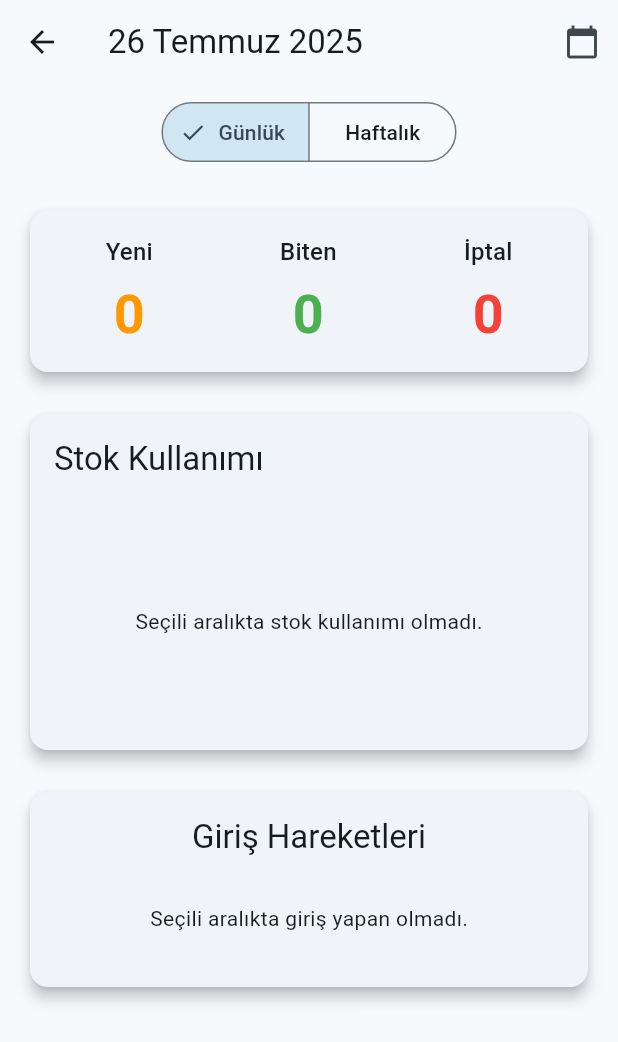
After one commit to Danilis567/zenk-portal, a Flutter app: the AdminAnalyticsScreen screen opened directly, after a tap on "Günlük", on a phone screen of 412 x 824 dp. The commit adds this screen. Shown: the top 1042 px of the screen. Run offline on Flutter 3.47's test engine with Material 3 defaults, Android fonts, the phone set to English and light mode, and no system bars; our stand-ins replace cloud_firestore, firebase_auth, firebase_core, firebase_storage, fl_chart, image_picker and 1 more; accounts and stored records are empty; network calls fail.

```diff
--- /dev/null
+++ b/lib/screens/admin_analytics_screen.dart
@@ -0,0 +1,366 @@
+// lib/screens/admin_analytics_screen.dart
+
+import 'package:cloud_firestore/cloud_firestore.dart';
+import 'package:fl_chart/fl_chart.dart';
+import 'package:flutter/material.dart';
+import 'package:intl/intl.dart';
+import 'package:zenk_app/services/auth_service.dart';
+import 'package:zenk_app/services/firestore_service.dart';
+
+enum AnalyticsView { daily, weekly }
+
+class AdminAnalyticsScreen extends StatefulWidget {
+  const AdminAnalyticsScreen({super.key});
+
+  @override
+  State<AdminAnalyticsScreen> createState() => _AdminAnalyticsScreenState();
+}
+
+class _AdminAnalyticsScreenState extends State<AdminAnalyticsScreen> {
+  final FirestoreService _firestoreService = FirestoreService();
+  final AuthService _authService = AuthService();
+
+  late Future<Map<String, dynamic>> _analyticsData;
+  DateTime _selectedDate = DateTime.now();
+  AnalyticsView _currentView = AnalyticsView.daily;
+
+  @override
+  void initState() {
+    super.initState();
+    _loadDataForSelection();
+  }
+
+  void _loadDataForSelection() {
+    final range = _getDateRangeForSelection();
+    setState(() {
+      _analyticsData = _fetchAnalyticsData(range['start']!, range['end']!);
+    });
+  }
+
+  Map<String, DateTime> _getDateRangeForSelection() {
+    if (_currentView == AnalyticsView.daily) {
+      final start = DateTime(_selectedDate.year, _selectedDate.month, _selectedDate.day);
+      final end = start.add(const Duration(days: 1));
+      return {'start': start, 'end': end};
+    } else { // Weekly
+      final dayOfWeek = _selectedDate.weekday; // Pazartesi = 1, Pazar = 7
+      final start = DateTime(_selectedDate.year, _selectedDate.month, _selectedDate.day - (dayOfWeek - 1));
+      final end = start.add(const Duration(days: 7));
+      return {'start': start, 'end': end};
+    }
+  }
+
+  Future<Map<String, dynamic>> _fetchAnalyticsData(DateTime startDate, DateTime endDate) async {
+    final results = await Future.wait([
+      _firestoreService.getAnalyticsForDateRange(startDate: startDate, endDate: endDate),
+      _authService.getLoginLogsForDateRange(startDate: startDate, endDate: endDate),
+    ]);
+    return {
+      'stats': results[0],
+      'loginLogs': results[1],
+    };
+  }
+
+  Future<void> _selectDate(BuildContext context) async {
+    final DateTime? picked = await showDatePicker(
+      context: context,
+      initialDate: _selectedDate,
+      firstDate: DateTime(2022),
+      lastDate: DateTime.now().add(const Duration(days: 365)),
+      locale: const Locale('tr', 'TR'),
+    );
+    if (picked != null && picked != _selectedDate) {
+      setState(() {
+        _selectedDate = picked;
+      });
+      _loadDataForSelection();
+    }
+  }
+
+  String _getAppBarTitle() {
+    final f = DateFormat.yMMMMd('tr_TR');
+    if (_currentView == AnalyticsView.daily) {
+      return f.format(_selectedDate);
+    } else {
+      final range = _getDateRangeForSelection();
+      // Tarih formatı düzeltildi
+      final String startFormatted = DateFormat.Md('tr_TR').format(range['start']!);
+      final String endFormatted = f.format(range['end']!.subtract(const Duration(days: 1)));
+      return '$startFormatted - $endFormatted';
+    }
+  }
+
+  @override
+  Widget build(BuildContext context) {
+    return Scaffold(
+      appBar: AppBar(
+        title: FittedBox(
+          fit: BoxFit.scaleDown,
+          child: Text(_getAppBarTitle()),
+        ),
+        actions: [
+          IconButton(
+            icon: const Icon(Icons.calendar_today),
+            tooltip: 'Tarih Seç',
+            onPressed: () => _selectDate(context),
+          ),
+        ],
+      ),
+      body: Column(
+        children: [
+          Padding(
+            padding: const EdgeInsets.fromLTRB(16, 8, 16, 8),
+            child: SegmentedButton<AnalyticsView>(
+              segments: const <ButtonSegment<AnalyticsView>>[
+                ButtonSegment<AnalyticsView>(value: AnalyticsView.daily, label: Text('Günlük')),
+                ButtonSegment<AnalyticsView>(value: AnalyticsView.weekly, label: Text('Haftalık')),
+              ],
+              selected: {_currentView},
+              onSelectionChanged: (Set<AnalyticsView> newSelection) {
+                setState(() {
+                  _currentView = newSelection.first;
+                });
+                _loadDataForSelection();
+              },
+            ),
+          ),
+          Expanded(
+            child: FutureBuilder<Map<String, dynamic>>(
+              future: _analyticsData,
+              builder: (context, snapshot) {
+                if (snapshot.connectionState == ConnectionState.waiting) {
+                  return const Center(child: CircularProgressIndicator());
+                }
+                if (snapshot.hasError) {
+                  return Center(child: Padding(
+                    padding: const EdgeInsets.all(16.0),
+                    child: Text('Bir hata oluştu:\n${snapshot.error}', textAlign: TextAlign.center),
+                  ));
+                }
+                if (!snapshot.hasData || snapshot.data == null) {
+                  return const Center(child: Text('Veri bulunamadı.'));
+                }
+
+                final stats = snapshot.data!['stats'] as Map<String, dynamic>;
+                final stockUsage = stats['stockUsage'] as Map<String, int>;
+                final loginLogs = snapshot.data!['loginLogs'] as List<QueryDocumentSnapshot>;
+
+                return RefreshIndicator(
+                  onRefresh: () async => _loadDataForSelection(),
+                  child: SingleChildScrollView(
+                    physics: const AlwaysScrollableScrollPhysics(),
+                    padding: const EdgeInsets.all(16.0),
+                    child: Column(
+                      crossAxisAlignment: CrossAxisAlignment.stretch,
+                      children: [
+                        _buildOrderStatsCard(stats),
+                        const SizedBox(height: 20),
+                        _buildStockUsageCard(stockUsage),
+                        const SizedBox(height: 20),
+                        _buildLoginLogsCard(loginLogs),
+                      ],
+                    ),
+                  ),
+                );
+              },
+            ),
+          ),
+        ],
+      ),
+    );
+  }
+
+  Widget _buildOrderStatsCard(Map<String, dynamic> stats) {
+    return Card(
+      elevation: 4,
+      shape: RoundedRectangleBorder(borderRadius: BorderRadius.circular(12)),
+      child: Padding(
+        padding: const EdgeInsets.symmetric(vertical: 16.0, horizontal: 8.0),
+        child: Row(
+          mainAxisAlignment: MainAxisAlignment.spaceAround,
+          children: [
+            _buildStatItem('Yeni', stats['newOrders'] ?? 0, Colors.orange),
+            _buildStatItem('Biten', stats['completedOrders'] ?? 0, Colors.green),
+            _buildStatItem('İptal', stats['cancelledOrders'] ?? 0, Colors.red),
+          ],
+        ),
+      ),
+    );
+  }
+
+  Widget _buildStatItem(String label, int count, Color color) {
+    return Column(
+      mainAxisSize: MainAxisSize.min,
+      children: [
+        Text(label, style: Theme.of(context).textTheme.titleMedium),
+        const SizedBox(height: 8),
+        Text(
+          count.toString(),
+          style: Theme.of(context)
+              .textTheme
+              .displaySmall
+              ?.copyWith(color: color, fontWeight: FontWeight.bold),
+        ),
+      ],
+    );
+  }
+
+  Widget _buildStockUsageCard(Map<String, int> stockUsage) {
+    final isDarkMode = Theme.of(context).brightness == Brightness.dark;
+    final textColor = isDarkMode ? Colors.white70 : Colors.black54;
+
+    return Card(
+      elevation: 4,
+      shape: RoundedRectangleBorder(borderRadius: BorderRadius.circular(12)),
+      child: Padding(
+        padding: const EdgeInsets.all(16.0),
+        child: Column(
+          crossAxisAlignment: CrossAxisAlignment.stretch,
+          children: [
+            Text('Stok Kullanımı', style: Theme.of(context).textTheme.titleLarge),
+            const SizedBox(height: 24),
+            if (stockUsage.isEmpty)
+              const Padding(
+                padding: EdgeInsets.symmetric(vertical: 60.0),
+                child: Center(child: Text('Seçili aralıkta stok kullanımı olmadı.')),
+              )
+            else
+              SizedBox(
+                height: 220,
+                child: BarChart(
+                  BarChartData(
+                    maxY: (stockUsage.values.isNotEmpty
+                        ? stockUsage.values.reduce((a, b) => a > b ? a : b)
+                        : 10) * 1.2,
+                    alignment: BarChartAlignment.spaceAround,
+                    barTouchData: BarTouchData(
+                      touchTooltipData: BarTouchTooltipData(
+                        getTooltipColor: (BarChartGroupData group) => Colors.blueGrey,
+                        tooltipPadding: const EdgeInsets.all(8),
+                        tooltipMargin: 8,
+                        getTooltipItem: (group, groupIndex, rod, rodIndex) {
+                          final itemName = stockUsage.keys.elementAt(group.x.toInt());
+                          return BarTooltipItem(
+                            '$itemName\n',
+                            const TextStyle(color: Colors.white, fontWeight: FontWeight.bold),
+                            children: <TextSpan>[
+                              TextSpan(
+                                text: rod.toY.round().toString(),
+                                style: const TextStyle(color: Colors.yellow, fontWeight: FontWeight.bold),
+                              ),
+                            ],
+                          );
+                        },
+                      ),
+                    ),
+                    titlesData: FlTitlesData(
+                      show: true,
+                      topTitles: const AxisTitles(sideTitles: SideTitles(showTitles: false)),
+                      rightTitles: const AxisTitles(sideTitles: SideTitles(showTitles: false)),
+                      bottomTitles: AxisTitles(
+                        sideTitles: SideTitles(
+                          showTitles: true,
+                          reservedSize: 42,
+                          getTitlesWidget: (double value, TitleMeta meta) {
+                            final index = value.toInt();
+                            final keys = stockUsage.keys.toList();
+                            if (index < 0 || index >= keys.length) {
+                              return const SizedBox.shrink();
+                            }
+                            return SideTitleWidget(
+                              meta: meta,
+                              space: 4,
+                              child: Text(
+                                keys[index],
+                                style: TextStyle(
+                                  color: textColor,
+                                  fontWeight: FontWeight.bold,
+                                  fontSize: 10,
+                                ),
+                                maxLines: 2,
+                                overflow: TextOverflow.ellipsis,
+                                textAlign: TextAlign.center,
+                              ),
+                            );
+                          },
+                        ),
+                      ),
+                      leftTitles: AxisTitles(
+                        sideTitles: SideTitles(
+                          showTitles: true,
+                          reservedSize: 32,
+                          getTitlesWidget: (double value, TitleMeta meta) {
+                            if (value == 0 || value == meta.max) {
+                              return const SizedBox.shrink();
+                            }
+                            return Text(
+                              value.toInt().toString(),
+                              style: TextStyle(color: textColor, fontSize: 10),
+                              textAlign: TextAlign.left,
+                            );
+                          },
+                        ),
+                      ),
+                    ),
+                    borderData: FlBorderData(show: false),
+                    gridData: const FlGridData(show: false),
+                    barGroups: List.generate(stockUsage.length, (index) {
+                      return BarChartGroupData(
+                        x: index,
+                        barRods: [
+                          BarChartRodData(
+                            toY: stockUsage.values.elementAt(index).toDouble(),
+                            color: Colors.blueAccent,
+                            width: 16,
+                            borderRadius: const BorderRadius.vertical(top: Radius.circular(4)),
+                          )
+                        ],
+                      );
+                    }),
+                  ),
+                ),
+              ),
+          ],
+        ),
+      ),
+    );
+  }
+
+  Widget _buildLoginLogsCard(List<QueryDocumentSnapshot> logs) {
+    return Card(
+      elevation: 4,
+      shape: RoundedRectangleBorder(borderRadius: BorderRadius.circular(12)),
+      child: Padding(
+        padding: const EdgeInsets.all(16.0),
+        child: Column(
+          children: [
+            Text('Giriş Hareketleri', style: Theme.of(context).textTheme.titleLarge),
+            const SizedBox(height: 10),
+            if (logs.isEmpty)
+              const Padding(
+                padding: EdgeInsets.symmetric(vertical: 20.0),
+                child: Center(child: Text('Seçili aralıkta giriş yapan olmadı.')),
+              )
+            else
+              ListView.builder(
+                shrinkWrap: true,
+                physics: const NeverScrollableScrollPhysics(),
+                itemCount: logs.length,
+                itemBuilder: (context, index) {
+                  final log = logs[index].data() as Map<String, dynamic>;
+                  final timestamp = (log['timestamp'] as Timestamp?)?.toDate();
+                  return ListTile(
+                    leading: const Icon(Icons.person, color: Colors.grey),
+                    title: Text(log['email'] ?? 'Email yok'),
+                    trailing: Text(timestamp != null
+                        ? DateFormat.yMd('tr').add_Hm().format(timestamp)
+                        : 'Saat yok'),
+                  );
+                },
+              ),
+          ],
+        ),
+      ),
+    );
+  }
+}
--- a/lib/services/auth_service.dart
+++ b/lib/services/auth_service.dart
@@ -19,6 +19,34 @@ class AuthService {
     }
   }
 
+  Future<List<QueryDocumentSnapshot>> getLoginLogsForDateRange({
+    required DateTime startDate,
+    required DateTime endDate,
+  }) async {
+    final snapshot = await _db
+        .collection('login_logs')
+        .where('timestamp', isGreaterThanOrEqualTo: Timestamp.fromDate(startDate))
+        .where('timestamp', isLessThan: Timestamp.fromDate(endDate))
+        .orderBy('timestamp', descending: true)
+        .get();
+    return snapshot.docs;
+  }
+
+  Future<List<QueryDocumentSnapshot>> getDailyLoginLogs() async {
+    final now = DateTime.now();
+    final startOfToday = DateTime(now.year, now.month, now.day);
+    final endOfToday = startOfToday.add(const Duration(days: 1));
+
+    final snapshot = await _db
+        .collection('login_logs')
+        .where('timestamp', isGreaterThanOrEqualTo: Timestamp.fromDate(startOfToday))
+        .where('timestamp', isLessThan: Timestamp.fromDate(endOfToday))
+        .orderBy('timestamp', descending: true)
+        .get();
+
+    return snapshot.docs;
+  }
+
   Future<void> logLoginEvent(String email) {
     return _db.collection('login_logs').add({
       'email': email,
--- a/lib/services/firestore_service.dart
+++ b/lib/services/firestore_service.dart
@@ -1,4 +1,5 @@
-// lib/services/firestore_service.dart
+// lib/services/firestore_service.dart (YENİ HALİ)
+
 import 'package:cloud_firestore/cloud_firestore.dart';
 import 'package:firebase_auth/firebase_auth.dart';
 import 'package:zenk_app/models/order_model.dart';
@@ -9,7 +10,81 @@ class FirestoreService {
   final FirebaseFirestore _db = FirebaseFirestore.instance;
   final FirebaseAuth _auth = FirebaseAuth.instance;
 
+  // --- YENİ VE GELİŞMİŞ ANALİZ FONKSİYONLARI ---
 
+  Future<Map<String, dynamic>> getAnalyticsForDateRange({
+    required DateTime startDate,
+    required DateTime endDate,
+  }) async {
+    // 1. Sipariş İstatistikleri
+    final ordersSnapshot = await _db.collection('orders').get();
+    int newInRange = 0;
+    int completedInRange = 0;
+    Map<String, int> stockUsageInRange = {};
+
+    for (var doc in ordersSnapshot.docs) {
+      final order = OrderModel.fromFirestore(doc);
+      final createdAt = order.createdAt.toDate();
+
+      // Oluşturulan siparişleri say
+      if (createdAt.isAfter(startDate) && createdAt.isBefore(endDate)) {
+        newInRange++;
+        // Stok kullanımını hesapla
+        for (var component in order.requiredComponents) {
+          stockUsageInRange.update(
+            component.itemName,
+                (value) => value + component.quantityUsed,
+            ifAbsent: () => component.quantityUsed,
+          );
+        }
+      }
+
+      // Tamamlanan siparişleri say
+      if (order.status == 'tamamlandi') {
+        final completionEntry = order.statusHistory.lastWhere(
+                (h) => h.status == 'tamamlandi',
+            orElse: () => StatusHistoryItem(status: '', timestamp: Timestamp(0, 0)));
+        if (completionEntry.status.isNotEmpty) {
+          final completionDate = completionEntry.timestamp.toDate();
+          if (completionDate.isAfter(startDate) && completionDate.isBefore(endDate)) {
+            completedInRange++;
+          }
+        }
+      }
+    }
+
+    // 2. İptal Edilen Siparişler
+    final cancelledOrdersSnapshot = await _db
+        .collection('cancelled_orders')
+        .where('cancelledAt', isGreaterThanOrEqualTo: Timestamp.fromDate(startDate))
+        .where('cancelledAt', isLessThan: Timestamp.fromDate(endDate))
+        .get();
+    final int cancelledInRange = cancelledOrdersSnapshot.docs.length;
+
+    return {
+      'newOrders': newInRange,
+      'completedOrders': completedInRange,
+      'cancelledOrders': cancelledInRange,
+      'stockUsage': stockUsageInRange,
+    };
+  }
+
+  Future<List<QueryDocumentSnapshot>> getLoginLogsForDateRange({
+    required DateTime startDate,
+    required DateTime endDate,
+  }) async {
+    final snapshot = await _db
+        .collection('login_logs')
+        .where('timestamp', isGreaterThanOrEqualTo: Timestamp.fromDate(startDate))
+        .where('timestamp', isLessThan: Timestamp.fromDate(endDate))
+        .orderBy('timestamp', descending: true)
+        .get();
+    return snapshot.docs;
+  }
+
+  // --- DİĞER TÜM FONKSİYONLARINIZ BURADA AYNI ŞEKİLDE DEVAM EDİYOR ---
+  // ... (getUserData, getOrdersStream, createOrderAndUpdateStock vb. hepsi burada kalacak)
+  // ... (Bu fonksiyonları silmeyin, sadece yukarıdaki yeni fonksiyonları ekleyin/değiştirin)
 
   Future<UserModel?> getUserData(String uid) async {
     try {
@@ -26,23 +101,27 @@ class FirestoreService {
 
 
 
-  Stream<List<OrderModel>> getOrdersStream(
-      {required List<String> statuses, String? searchQuery}) {
-    Query query;
+  Stream<List<OrderModel>> getOrdersStream({required List<String> statuses, String? searchQuery}) {
+    Query query = _db
+        .collection('orders')
+        .where('status', whereIn: statuses);
+
     if (searchQuery != null && searchQuery.isNotEmpty) {
       String lowerCaseQuery = searchQuery.toLowerCase();
-      query = _db
-          .collection('orders')
+      query = query
           .where('customerName_lowercase', isGreaterThanOrEqualTo: lowerCaseQuery)
-          .where('customerName_lowercase', isLessThanOrEqualTo: '$lowerCaseQuery\uf8ff')
-          .orderBy('customerName_lowercase')
-          .orderBy('createdAt', descending: true);
+          .where('customerName_lowercase', isLessThanOrEqualTo: '$lowerCaseQuery\uf8ff');
+
+      // --- ANA DEĞİŞİKLİK BURADA ---
+      // Arama yapıldığında, sıralamayı da önce arama alanına, sonra tarihe göre yapalım.
+      // Bu, Firestore için daha verimli bir sorgudur.
+      query = query.orderBy('customerName_lowercase').orderBy('createdAt', descending: true);
+
     } else {
-      query = _db
-          .collection('orders')
-          .where('status', whereIn: statuses)
-          .orderBy('createdAt', descending: true);
+      // Arama yapılmıyorsa, eskisi gibi sadece tarihe göre sırala.
+      query = query.orderBy('createdAt', descending: true);
     }
+
     return query.snapshots().map((snapshot) =>
         snapshot.docs.map((doc) => OrderModel.fromFirestore(doc)).toList());
   }
@@ -239,6 +318,4 @@ class FirestoreService {
       return null;
     }
   }
-
-
 }
--- a/pubspec.yaml
+++ b/pubspec.yaml
@@ -20,6 +20,7 @@ dependencies:
   image_picker: ^1.1.2
   url_launcher: ^6.3.1
   package_info_plus: ^8.3.0
+  fl_chart: ^1.0.0
 
 dev_dependencies:
   flutter_test:
```
Also changed, not shown: lib/screens/dashboard_screen.dart (+49 -28 lines), pubspec.lock.
